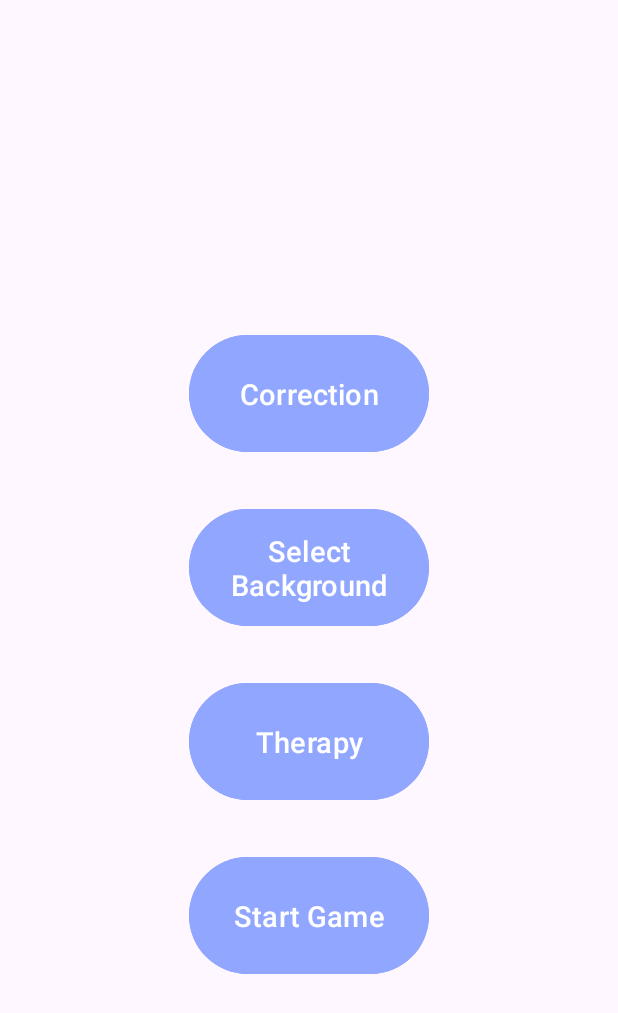
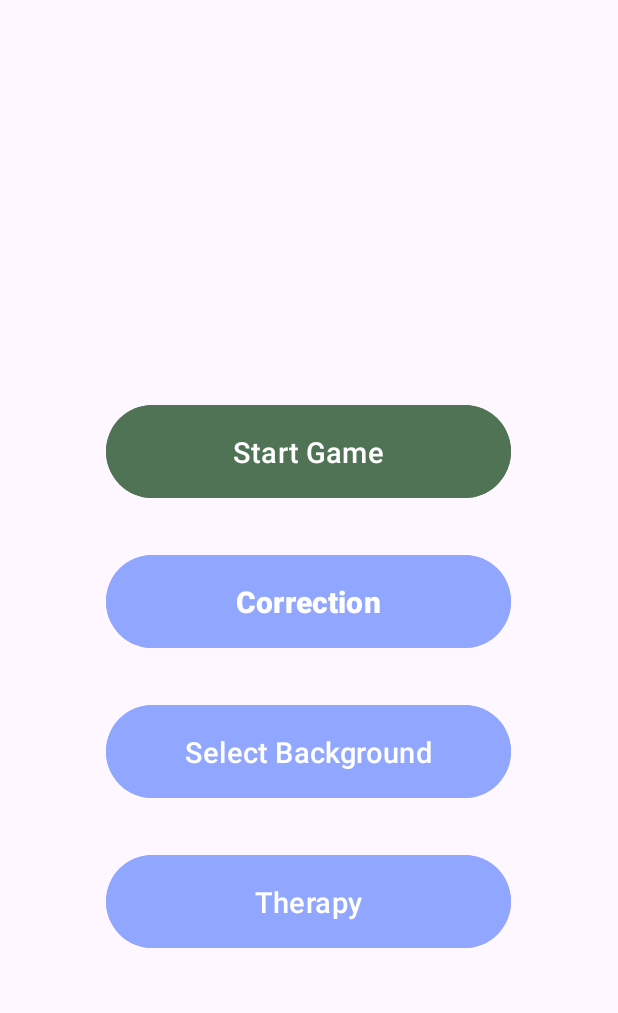
Before and after one commit to mSomma2/PronuntiApp_mistificatori, an Android app: the layout activity_parentmenu.xml on its own in the app's theme, with its tools: preview values and no code run, on a phone screen of 412 x 824 dp. Shown: the top 1013 px of the screen. Run offline under Robolectric (Android 15) with nearby library versions, the phone set to English and light mode, and no system bars.

Commit message:
pek quando metti i button non mettere enabled a false altrimenti poi non vanno

```diff
--- a/app/src/main/res/layout/activity_main.xml
+++ b/app/src/main/res/layout/activity_main.xml
@@ -31,13 +31,14 @@
         <HorizontalScrollView
             android:id="@+id/horizontalScrollView"
             android:layout_width="match_parent"
+            android:layout_gravity="center"
             android:layout_height="wrap_content">
 
             <LinearLayout
                 android:id="@+id/kidsList"
                 android:layout_width="wrap_content"
                 android:layout_height="match_parent"
-                android:gravity="center"
+                android:layout_gravity="center"
                 android:orientation="horizontal">
 
             </LinearLayout>
--- a/app/src/main/res/layout/activity_parentmenu.xml
+++ b/app/src/main/res/layout/activity_parentmenu.xml
@@ -1,6 +1,5 @@
 <?xml version="1.0" encoding="utf-8"?>
 <androidx.constraintlayout.widget.ConstraintLayout xmlns:android="http://schemas.android.com/apk/res/android"
-    xmlns:app="http://schemas.android.com/apk/res-auto"
     xmlns:tools="http://schemas.android.com/tools"
     android:layout_width="match_parent"
     android:layout_height="match_parent"
@@ -14,22 +13,42 @@
         android:gravity="center">
 
         <TextView
-            android:id="@+id/kidname"
+            android:id="@+id/kidName"
             android:layout_width="wrap_content"
-            android:layout_height="49dp"
-            />
+            android:layout_height="wrap_content"
+            android:textSize="40sp"
+            android:textStyle="bold"/>
+        <TextView
+            android:id="@+id/kidCode"
+            android:layout_width="wrap_content"
+            android:layout_height="wrap_content"
+            android:textSize="17sp"/>
+        <Space
+            android:layout_width="wrap_content"
+            android:layout_height="30dp"/>
+        <Button
+            android:id="@+id/startButton"
+            android:layout_width="270dp"
+            android:layout_height="70dp"
+            android:backgroundTint="@color/green"
+            android:text="@string/start"
+            android:textColor="@color/white"
+            android:textSize="19sp"
+            android:onClick="start"
+            tools:layout_editor_absoluteX="123dp"
+            tools:layout_editor_absoluteY="208dp" />
         <Space
             android:layout_width="wrap_content"
             android:layout_height="30dp"/>
         <Button
             android:id="@+id/correctionButton"
-            android:layout_width="160dp"
-            android:layout_height="86dp"
+            android:layout_width="270dp"
+            android:layout_height="70dp"
             android:backgroundTint="@color/blue"
-            android:enabled="false"
             android:text="@string/correction"
             android:textColor="@color/white"
-            android:textSize="19sp"
+            android:textSize="20sp"
+            android:textStyle="bold"
             android:onClick="correction"
             tools:layout_editor_absoluteX="123dp"
             tools:layout_editor_absoluteY="294dp" />
@@ -38,14 +57,13 @@
             android:layout_height="30dp"/>
         <Button
         android:id="@+id/backgroundButton"
-        android:layout_width="160dp"
-        android:layout_height="86dp"
+        android:layout_width="270dp"
+        android:layout_height="70dp"
         android:backgroundTint="@color/blue"
-        android:enabled="false"
         android:text="@string/background"
         android:textColor="@color/white"
         android:textSize="19sp"
-            android:onClick="background"
+        android:onClick="background"
         tools:layout_editor_absoluteX="134dp"
         tools:layout_editor_absoluteY="92dp" />
         <Space
@@ -53,10 +71,9 @@
             android:layout_height="30dp"/>
     <Button
         android:id="@+id/therapyButton"
-        android:layout_width="160dp"
-        android:layout_height="86dp"
+        android:layout_width="270dp"
+        android:layout_height="70dp"
         android:backgroundTint="@color/blue"
-        android:enabled="false"
         android:text="@string/therapy"
         android:textColor="@color/white"
         android:textSize="19sp"
@@ -66,20 +83,5 @@
         <Space
             android:layout_width="wrap_content"
             android:layout_height="30dp"/>
-    <Button
-        android:id="@+id/startButton"
-        android:layout_width="160dp"
-        android:layout_height="86dp"
-        android:backgroundTint="@color/blue"
-        android:enabled="false"
-        android:text="@string/start"
-        android:textColor="@color/white"
-        android:textSize="19sp"
-        android:onClick="start"
-        tools:layout_editor_absoluteX="123dp"
-        tools:layout_editor_absoluteY="208dp" />
-        <Space
-            android:layout_width="wrap_content"
-            android:layout_height="30dp"/>
     </LinearLayout>
 </androidx.constraintlayout.widget.ConstraintLayout>
--- a/app/src/main/res/layout/activity_sing_up.xml
+++ b/app/src/main/res/layout/activity_sing_up.xml
@@ -129,7 +129,7 @@
             android:onClick="signUpMethod"/>
 
         <TextView
-            android:layout_width="145dp"
+            android:layout_width="wrap_content"
             android:onClick="goToLogIn"
             android:text="@string/backToLogin"
             android:layout_height="49dp"
--- a/app/src/main/res/layout/dialog_kidcode_layout.xml
+++ b/app/src/main/res/layout/dialog_kidcode_layout.xml
@@ -22,9 +22,9 @@
 
         <EditText
             android:id="@+id/editTextCode"
-            android:layout_width="124dp"
-            android:layout_height="49dp"
-            android:hint="001" />
+            android:layout_width="match_parent"
+            android:layout_height="wrap_content"
+            android:hint="@string/code"/>
 
         <Space
             android:layout_width="wrap_content"
--- a/app/src/main/res/values/colors.xml
+++ b/app/src/main/res/values/colors.xml
@@ -6,4 +6,5 @@
     <color name="yellow">#FAFF7F</color>
     <color name="pink">#FF88DC</color>
     <color name="blue">#91A6FF</color>
+    <color name="green">#507255</color>
 </resources>
--- a/app/src/main/res/values/strings.xml
+++ b/app/src/main/res/values/strings.xml
@@ -23,4 +23,5 @@
     <string name="background">Select Background</string>
     <string name="therapy">Therapy</string>
     <string name="start">Start Game</string>
+    <string name="code">001</string>
 </resources>
```
Also changed, not shown: app/src/main/java/com/example/pronuntiapp_mistificatori/MainActivity.java (+9 -4 lines), app/src/main/java/com/example/pronuntiapp_mistificatori/Parentmenu.java (+8 -5 lines), 1 other file.
